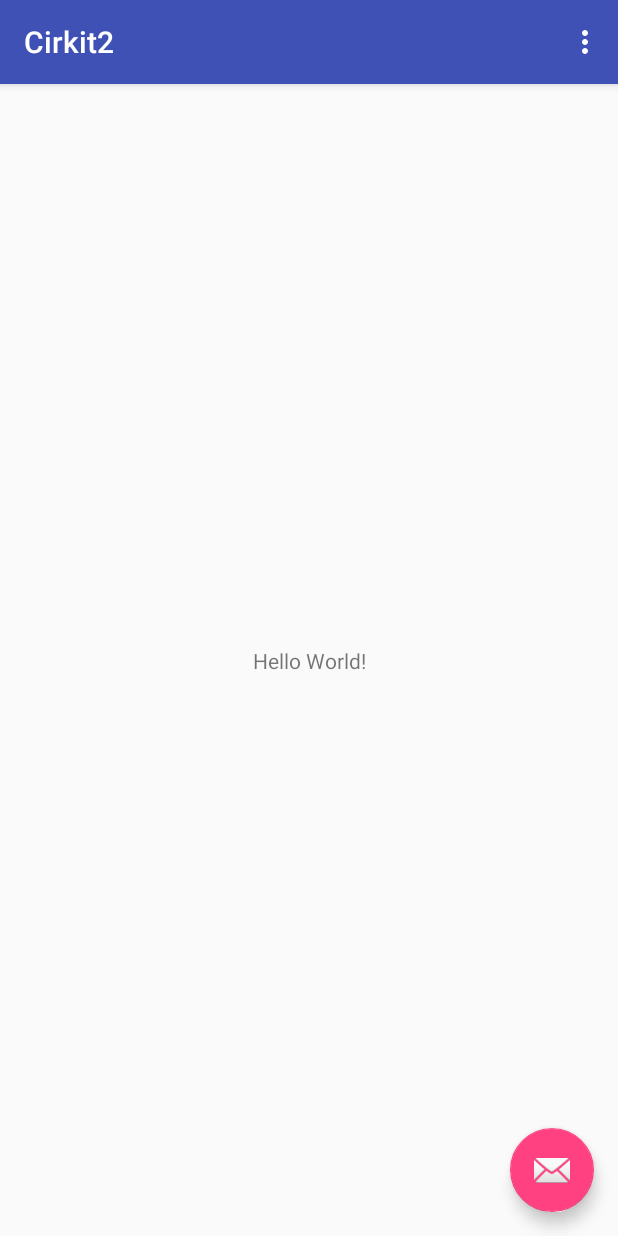
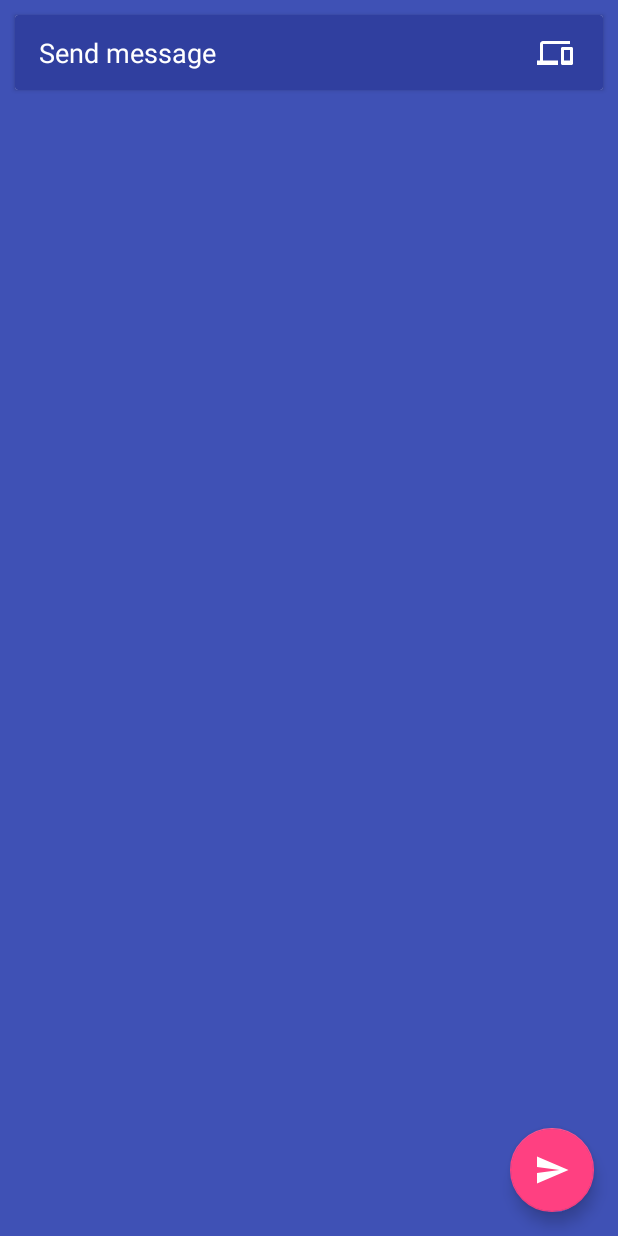
Before and after one commit to TheNightmanCodeth/cirkit-android, an Android app: the screen it shows after launch (MainActivity), on a phone screen of 412 x 824 dp. Run offline under Robolectric (Android 15) with nearby library versions, the light colour scheme and no system bars; libraries missing offline, so code that uses them is left out: com.github.kittinunf.fuel; 1 statement that could not run was skipped.

Commit message:
Adds string message input to frontend

```diff
--- a/app/src/main/java/me/thenightmancodeth/cirkit2/MainActivity.kt
+++ b/app/src/main/java/me/thenightmancodeth/cirkit2/MainActivity.kt
@@ -7,6 +7,7 @@ import android.support.v7.app.AppCompatActivity
 import android.support.v7.widget.Toolbar
 import android.view.Menu
 import android.view.MenuItem
+import android.widget.EditText
 import me.thenightmancodeth.cirkit2.network.Cirkit
 
 class MainActivity : AppCompatActivity() {
@@ -14,14 +15,12 @@ class MainActivity : AppCompatActivity() {
     override fun onCreate(savedInstanceState: Bundle?) {
         super.onCreate(savedInstanceState)
         setContentView(R.layout.activity_main)
-        val toolbar = findViewById(R.id.toolbar) as Toolbar
-        setSupportActionBar(toolbar)
 
         val cirkit = Cirkit()
-
+        val stringMsg = findViewById(R.id.pushET) as EditText
         val fab = findViewById(R.id.fab) as FloatingActionButton
         fab.setOnClickListener { view ->
-            cirkit.sendStringPush("The game")
+            cirkit.sendStringPush(stringMsg.getText().toString())
         }
     }
 
--- /dev/null
+++ b/app/src/main/res/drawable/ic_devices_white.xml
@@ -0,0 +1,9 @@
+<vector xmlns:android="http://schemas.android.com/apk/res/android"
+    android:width="24dp"
+    android:height="24dp"
+    android:viewportWidth="24.0"
+    android:viewportHeight="24.0">
+    <path
+        android:fillColor="#FFFFFFFF"
+        android:pathData="M4,6h18L22,4L4,4c-1.1,0 -2,0.9 -2,2v11L0,17v3h14v-3L4,17L4,6zM23,8h-6c-0.55,0 -1,0.45 -1,1v10c0,0.55 0.45,1 1,1h6c0.55,0 1,-0.45 1,-1L24,9c0,-0.55 -0.45,-1 -1,-1zM22,17h-4v-7h4v7z"/>
+</vector>
--- /dev/null
+++ b/app/src/main/res/drawable/ic_send_white.xml
@@ -0,0 +1,9 @@
+<vector xmlns:android="http://schemas.android.com/apk/res/android"
+    android:width="24dp"
+    android:height="24dp"
+    android:viewportWidth="24.0"
+    android:viewportHeight="24.0">
+    <path
+        android:fillColor="#FFFFFFFF"
+        android:pathData="M2.01,21L23,12 2.01,3 2,10l15,2 -15,2z"/>
+</vector>
--- a/app/src/main/res/layout/activity_main.xml
+++ b/app/src/main/res/layout/activity_main.xml
@@ -1,34 +1,71 @@
 <?xml version="1.0" encoding="utf-8"?>
-<android.support.design.widget.CoordinatorLayout
-    xmlns:android="http://schemas.android.com/apk/res/android"
+<android.support.design.widget.CoordinatorLayout xmlns:android="http://schemas.android.com/apk/res/android"
     xmlns:app="http://schemas.android.com/apk/res-auto"
     xmlns:tools="http://schemas.android.com/tools"
     android:layout_width="match_parent"
     android:layout_height="match_parent"
-    tools:context="me.thenightmancodeth.cirkit2.MainActivity">
-
-    <android.support.design.widget.AppBarLayout
-        android:layout_height="wrap_content"
+    android:fitsSystemWindows="true"
+    android:background="@color/colorPrimary"
+    tools:context=".MainActivity">
+    <RelativeLayout
         android:layout_width="match_parent"
-        android:theme="@style/AppTheme.AppBarOverlay">
-
-        <android.support.v7.widget.Toolbar
-            android:id="@+id/toolbar"
+        android:layout_height="match_parent"
+        android:focusable="true"
+        android:focusableInTouchMode="true">
+        <android.support.v7.widget.CardView
+            android:id="@+id/ETCard"
             android:layout_width="match_parent"
-            android:layout_height="?attr/actionBarSize"
-            android:background="?attr/colorPrimary"
-            app:popupTheme="@style/AppTheme.PopupOverlay" />
-
-    </android.support.design.widget.AppBarLayout>
-
-    <include layout="@layout/content_main"/>
-
+            android:layout_height="50dp"
+            android:layout_marginTop="10dp"
+            android:layout_marginLeft="10dp"
+            android:layout_marginRight="10dp"
+            android:elevation="10dp"
+            android:background="@color/colorPrimaryDark">
+            <LinearLayout
+                android:layout_width="match_parent"
+                android:layout_height="match_parent">
+                <android.support.v7.widget.Toolbar
+                    android:background="@color/colorPrimaryDark"
+                    android:id="@+id/card_toolbar"
+                    android:layout_width="match_parent"
+                    android:layout_height="match_parent">
+                    <RelativeLayout
+                        android:layout_width="match_parent"
+                        android:layout_height="match_parent">
+                        <EditText
+                            android:id="@+id/pushET"
+                            android:layout_width="match_parent"
+                            android:layout_alignParentStart="true"
+                            android:layout_height="match_parent"
+                            android:textColorHint="@android:color/white"
+                            android:textColor="@android:color/white"
+                            android:background="@android:color/transparent"
+                            android:hint="Send message" />
+                        <ImageButton
+                            android:id="@+id/devicePicker"
+                            android:src="@drawable/ic_devices_white"
+                            android:layout_width="wrap_content"
+                            android:layout_height="match_parent"
+                            android:layout_marginEnd="20dp"
+                            android:background="@android:color/transparent"
+                            android:layout_alignParentEnd="true"/>
+                    </RelativeLayout>
+                </android.support.v7.widget.Toolbar>
+            </LinearLayout>
+        </android.support.v7.widget.CardView>
+        <android.support.v4.widget.SwipeRefreshLayout
+            android:layout_below="@id/ETCard"
+            android:id="@+id/swipeRefreshLayout"
+            android:layout_width="match_parent"
+            android:layout_height="wrap_content">
+            <include layout="@layout/content_main" />
+        </android.support.v4.widget.SwipeRefreshLayout>
+    </RelativeLayout>
     <android.support.design.widget.FloatingActionButton
         android:id="@+id/fab"
         android:layout_width="wrap_content"
         android:layout_height="wrap_content"
         android:layout_gravity="bottom|end"
         android:layout_margin="@dimen/fab_margin"
-        app:srcCompat="@android:drawable/ic_dialog_email" />
-
+        app:srcCompat="@drawable/ic_send_white" />
 </android.support.design.widget.CoordinatorLayout>
--- a/app/src/main/res/layout/content_main.xml
+++ b/app/src/main/res/layout/content_main.xml
@@ -9,13 +9,4 @@
     tools:showIn="@layout/activity_main"
     tools:context="me.thenightmancodeth.cirkit2.MainActivity">
 
-    <TextView
-        android:layout_width="wrap_content"
-        android:layout_height="wrap_content"
-        android:text="Hello World!"
-        app:layout_constraintBottom_toBottomOf="parent"
-        app:layout_constraintLeft_toLeftOf="parent"
-        app:layout_constraintRight_toRightOf="parent"
-        app:layout_constraintTop_toTopOf="parent" />
-
 </android.support.constraint.ConstraintLayout>
```
